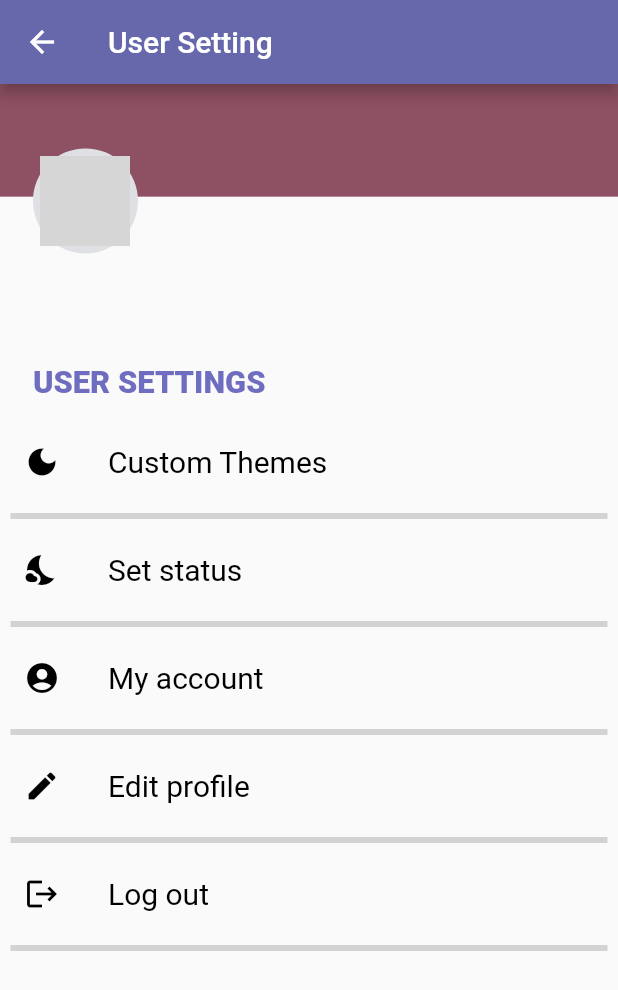
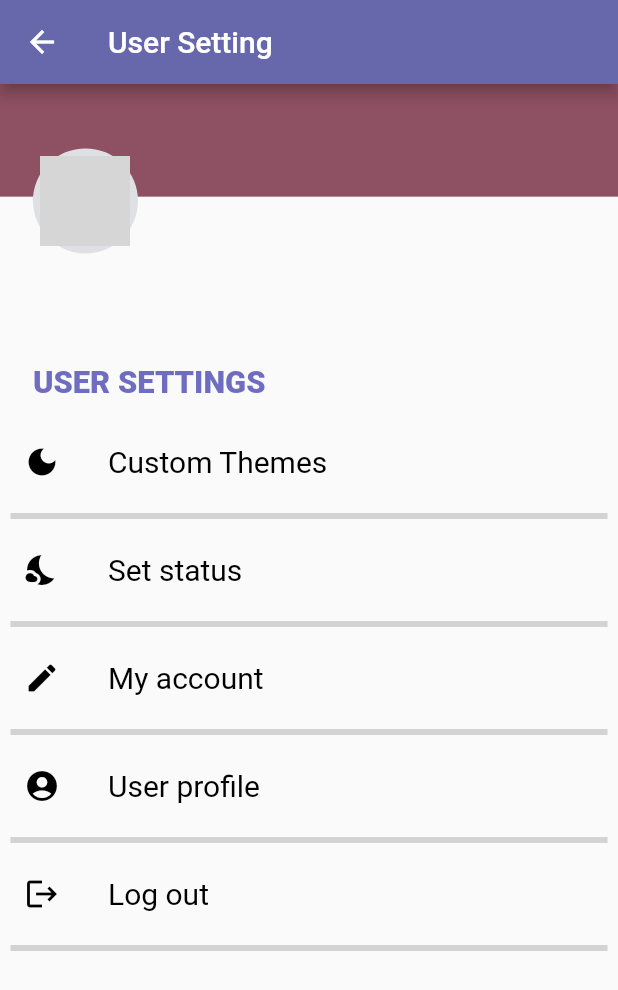
Before and after one commit to nnaaaa/DisneyChatApp, a Flutter app: the SettingScreen screen opened by its route, on a phone screen of 412 x 824 dp. Shown: the top 990 px of the screen. Run offline on Flutter 3.47's test engine with Material 2 defaults, Android fonts, the phone set to English and light mode, and no system bars; our stand-ins replace curved_navigation_bar, dio, flutter_dotenv, flutter_hooks, fluttertoast, form_validator and 4 more; missing offline and left inert: flutter_redux_hooks, redux_toolkit; accounts and stored records are empty; network calls fail; Roboto replaces fonts that are missing (Poppins); grey boxes are pictures that could not be loaded.

Commit message:
#8 - user prfile

```diff
--- /dev/null
+++ b/lib/screens/editProfile/components/user.dart
@@ -0,0 +1,15 @@
+class User {
+  final String imagePath;
+  final String name;
+  final String email;
+  final String about;
+  final bool isDarkMode;
+
+  const User({
+    required this.imagePath,
+    required this.name,
+    required this.email,
+    required this.about,
+    required this.isDarkMode,
+  });
+}
--- a/lib/screens/setting/setting.dart
+++ b/lib/screens/setting/setting.dart
@@ -8,12 +8,10 @@ import 'package:disneymobile/states/rootState.dart';
 import 'package:disneymobile/styles/color.dart';
 import 'package:disneymobile/styles/responsive.dart';
 import 'package:disneymobile/widgets/avatarStatus.dart';
-
 import 'package:disneymobile/styles/responsive.dart' show ResponsiveUtil;
 import 'package:disneymobile/widgets/buildMenuItem.dart';
 import 'package:flutter_redux_hooks/flutter_redux_hooks.dart';
-import 'package:flutter_hooks/flutter_hooks.dart'
-    show useEffect, StatefulHookWidget;
+import 'package:flutter_hooks/flutter_hooks.dart' show useEffect, StatefulHookWidget;
 import 'package:flutter/material.dart';
 import 'package:disneymobile/APIs/dio.dart' show Token;
 
@@ -145,8 +143,8 @@ class _SettingScreenState extends State<SettingScreen> {
                 buildMenuItem(
                   text: 'My account',
                   color: colorIcon,
-                  icon: Icons.account_circle,
-                  onClicked: () => Navigator.of(context).pushNamed(UserProfile.route),
+                  icon: Icons.edit_rounded,
+                  onClicked: () => selectedItem(context, 3),
                 ),
                 Divider(
                     indent: 7,
@@ -154,10 +152,10 @@ class _SettingScreenState extends State<SettingScreen> {
                     color: CustomColor.divider,
                     endIndent: 7),
                 buildMenuItem(
-                  text: 'Edit profile',
+                  text: 'User profile',
                   color: colorIcon,
-                  icon: Icons.edit_rounded,
-                  onClicked: () => selectedItem(context, 3),
+                  icon: Icons.account_circle,
+                  onClicked: () => Navigator.of(context).pushNamed(UserProfile.route),
                 ),
                 Divider(
                     indent: 7,
```
Also changed, not shown: lib/screens/editProfile/components/user_preference.dart (added, +13 -0 lines), lib/screens/editProfile/edit_profile.dart (+24 -0 lines), lib/screens/editProfile/components/appbar.dart (added).
